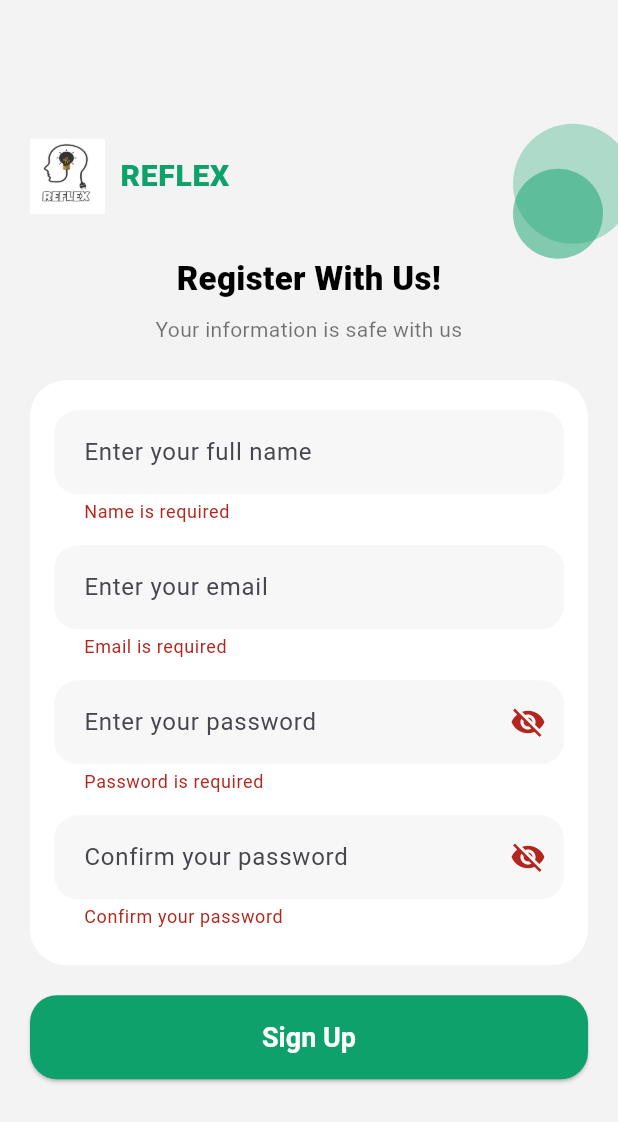
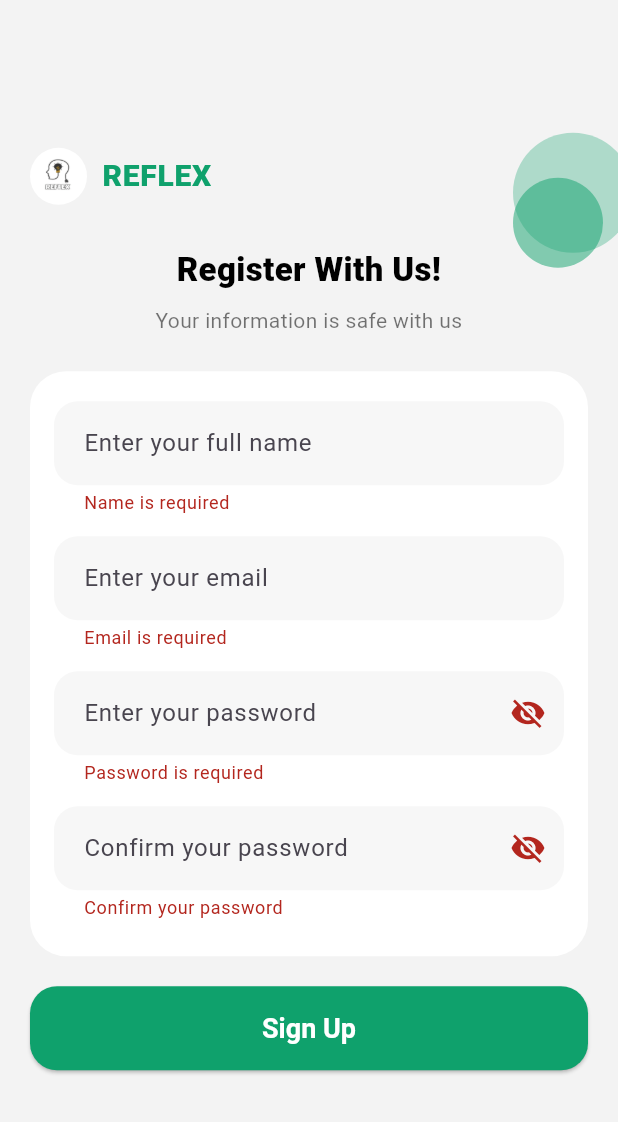
Before and after one commit to refat-pasha/reflex_app, a Flutter app: the SignUpPage screen opened directly, after a tap on "Sign Up", on a phone screen of 412 x 824 dp. Shown: the top 1122 px of the screen. Run offline on Flutter 3.47's test engine with Material 3 defaults, Android fonts, the phone set to English and light mode, and no system bars; statements that could not run were skipped.

Commit message:
Update sign_up.dart

```diff
--- a/lib/pages/sign_up.dart
+++ b/lib/pages/sign_up.dart
@@ -1,4 +1,5 @@
 import 'package:flutter/material.dart';
+import 'package:reflex_app/pages/sign_in.dart';
 
 class SignUpPage extends StatefulWidget {
   const SignUpPage({Key? key}) : super(key: key);
@@ -27,10 +28,26 @@ class _SignUpPageState extends State<SignUpPage> {
 
   void _submit() {
     if (_formKey.currentState?.validate() != true) return;
-    ScaffoldMessenger.of(
-      context,
-    ).showSnackBar(const SnackBar(content: Text('Registering...')));
-    // TODO: perform registration then navigate
+    // Show dialog then navigate to SignIn
+    showDialog(
+      context: context,
+      barrierDismissible: false,
+      builder: (_) => AlertDialog(
+        title: const Text('Success'),
+        content: const Text('Sign up complete!'),
+        actions: [
+          TextButton(
+            onPressed: () {
+              Navigator.of(context).pop(); // close dialog
+              Navigator.of(context).pushReplacement(
+                MaterialPageRoute(builder: (_) => const SignInPage()),
+              );
+            },
+            child: const Text('OK'),
+          ),
+        ],
+      ),
+    );
   }
 
   @override
@@ -65,17 +82,17 @@ class _SignUpPageState extends State<SignUpPage> {
                           Row(
                             children: [
                               Container(
-                                width: 50,
-                                height: 50,
+                                width: 38,
+                                height: 38,
                                 decoration: const BoxDecoration(
-                                  //shape: BoxShape.circle,
+                                  shape: BoxShape.circle,
                                   color: Colors.white,
                                 ),
                                 alignment: Alignment.center,
                                 child: Image.asset(
                                   'assets/images/logo.png',
-                                  width: 50,
-                                  height: 50,
+                                  width: 26,
+                                  height: 26,
                                   fit: BoxFit.contain,
                                 ),
                               ),
```
